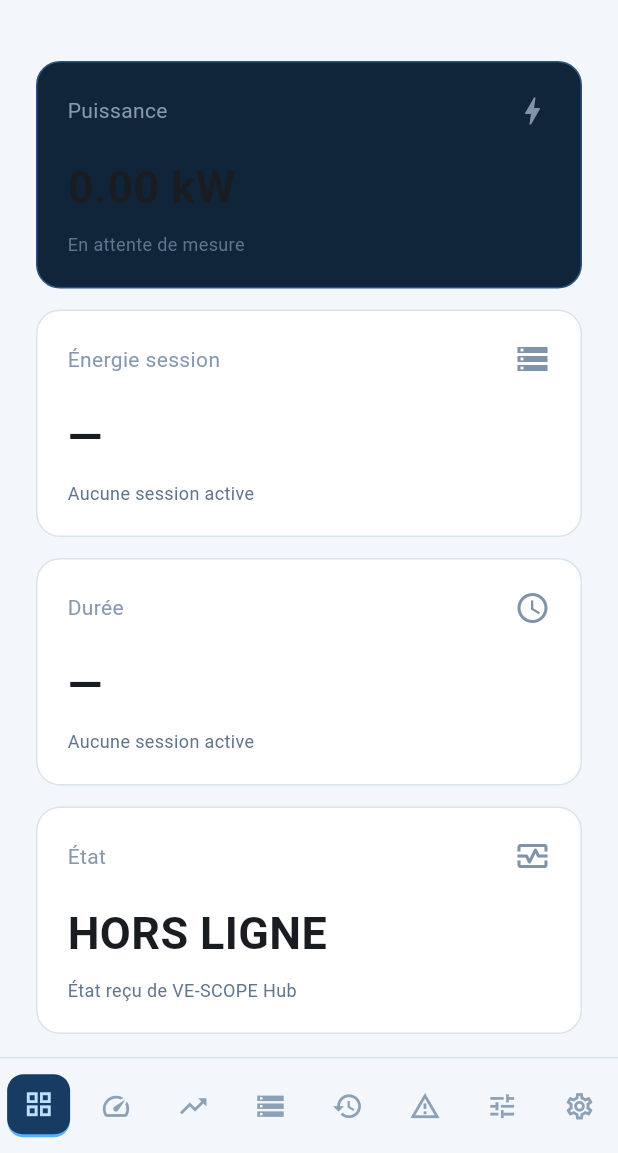
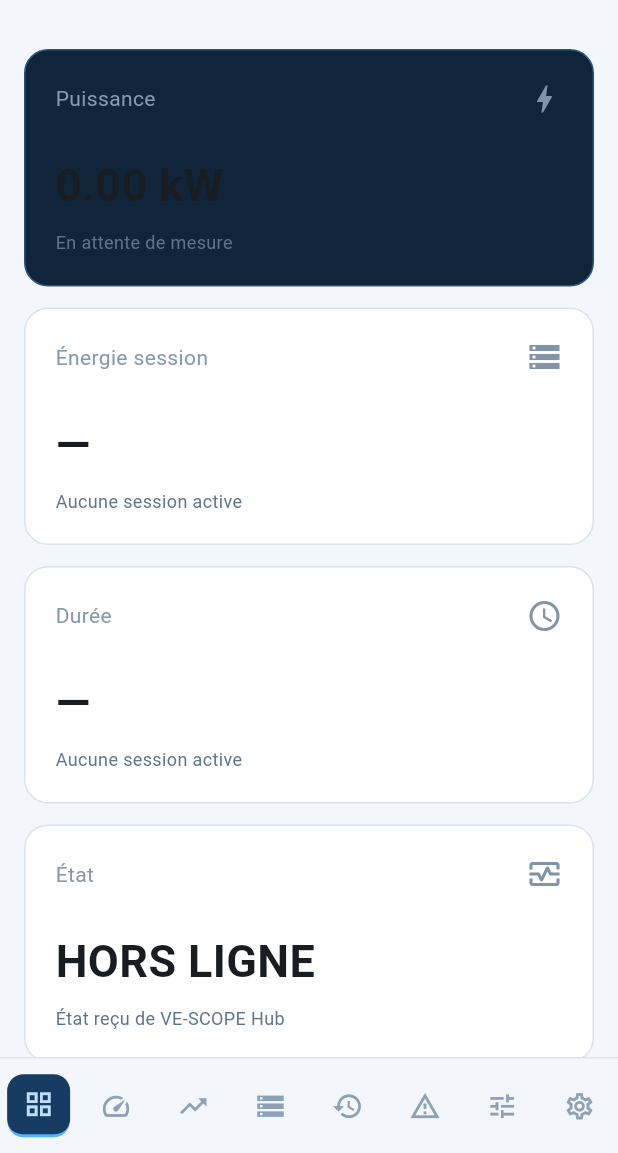
Before and after one commit to Scorpion160/borne-de-recharge-ve, a Flutter app: the screen it shows after launch, after a tap on the "light mode" icon, on a phone screen of 412 x 824 dp, the part 83-1236 px from its top. Run offline on Flutter 3.47's test engine with Material 3 defaults, Android fonts, the light colour scheme and no system bars; network calls fail; Roboto replaces fonts that are missing (Arial).

Commit message:
flutter: corriger les debordements mobiles du tableau de bord

```diff
--- a/frontend/vescope_flutter/lib/ui/pages/dashboard_page.dart
+++ b/frontend/vescope_flutter/lib/ui/pages/dashboard_page.dart
@@ -15,9 +15,10 @@ class DashboardPage extends StatelessWidget {
     final isLive = controller.telemetryLive;
     final rssi = controller.diagnostics?.wifiRssiDbm;
     final weakWifi = rssi != null && rssi <= -85;
+    final compact = MediaQuery.sizeOf(context).width < 600;
 
     return ListView(
-      padding: const EdgeInsets.all(24),
+      padding: EdgeInsets.all(compact ? 16 : 24),
       children: [
         LayoutBuilder(
           builder: (context, constraints) {
@@ -81,7 +82,7 @@ class DashboardPage extends StatelessWidget {
               ),
               const SizedBox(height: 20),
               SizedBox(
-                height: 190,
+                height: compact ? 150 : 190,
                 width: double.infinity,
                 child: controller.powerHistory.length < 2
                     ? const Center(child: Text('En attente de plusieurs mesures réelles pour tracer la courbe.'))
@@ -91,7 +92,8 @@ class DashboardPage extends StatelessWidget {
               Row(
                 mainAxisAlignment: MainAxisAlignment.spaceBetween,
                 children: [
-                  const Text('Mesures reçues récemment'),
+                  const Flexible(child: Text('Mesures reçues récemment')),
+                  const SizedBox(width: 12),
                   Text('${((telemetry?.activePowerW ?? 0) / 1000).toStringAsFixed(2)} kW', style: const TextStyle(fontWeight: FontWeight.w700)),
                 ],
               ),
@@ -201,7 +203,7 @@ class _MetricCard extends StatelessWidget {
         const Spacer(),
         FittedBox(fit: BoxFit.scaleDown, alignment: Alignment.centerLeft, child: Text(value, style: const TextStyle(fontSize: 30, fontWeight: FontWeight.w700))),
         const SizedBox(height: 8),
-        Text(subtitle, style: const TextStyle(color: Color(0xFF60758D), fontSize: 12)),
+        Text(subtitle, maxLines: 2, overflow: TextOverflow.ellipsis, style: const TextStyle(color: Color(0xFF60758D), fontSize: 12)),
       ],
     ),
   );
@@ -239,16 +241,34 @@ class _QuickGrid extends StatelessWidget {
     return LayoutBuilder(
       builder: (context, constraints) {
         final columns = constraints.maxWidth >= 760 ? 4 : 2;
-        return GridView.count(
-          crossAxisCount: columns,
+        return GridView.builder(
+          gridDelegate: SliverGridDelegateWithFixedCrossAxisCount(
+            crossAxisCount: columns,
+            mainAxisExtent: columns == 4 ? 104 : 96,
+          ),
+          itemCount: items.length,
           shrinkWrap: true,
           physics: const NeverScrollableScrollPhysics(),
-          childAspectRatio: columns == 4 ? 2.8 : 2.1,
-          children: items.map((item) => Container(
-            padding: const EdgeInsets.all(18),
-            decoration: BoxDecoration(border: Border.all(color: Theme.of(context).dividerColor), color: Theme.of(context).cardColor),
-            child: Column(crossAxisAlignment: CrossAxisAlignment.start, mainAxisAlignment: MainAxisAlignment.center, children: [Text(item.$1, style: const TextStyle(color: Color(0xFF6F8399), fontSize: 12)), const SizedBox(height: 8), Text(item.$2, style: const TextStyle(fontSize: 20, fontWeight: FontWeight.w700))]),
-          )).toList(),
+          itemBuilder: (context, index) {
+            final item = items[index];
+            return Container(
+              padding: const EdgeInsets.symmetric(horizontal: 18, vertical: 14),
+              decoration: BoxDecoration(border: Border.all(color: Theme.of(context).dividerColor), color: Theme.of(context).cardColor),
+              child: Column(
+                crossAxisAlignment: CrossAxisAlignment.start,
+                mainAxisAlignment: MainAxisAlignment.center,
+                children: [
+                  Text(item.$1, maxLines: 2, overflow: TextOverflow.ellipsis, style: const TextStyle(color: Color(0xFF6F8399), fontSize: 12)),
+                  const SizedBox(height: 6),
+                  FittedBox(
+                    fit: BoxFit.scaleDown,
+                    alignment: Alignment.centerLeft,
+                    child: Text(item.$2, style: const TextStyle(fontSize: 20, fontWeight: FontWeight.w700)),
+                  ),
+                ],
+              ),
+            );
+          },
         );
       },
     );
```
